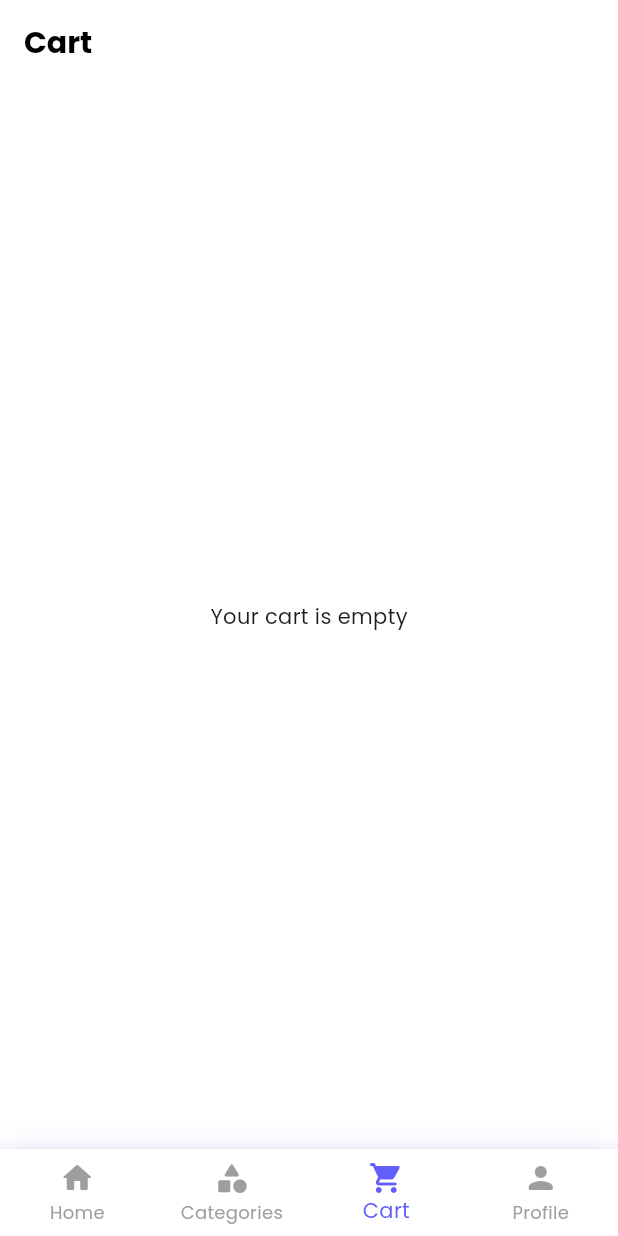
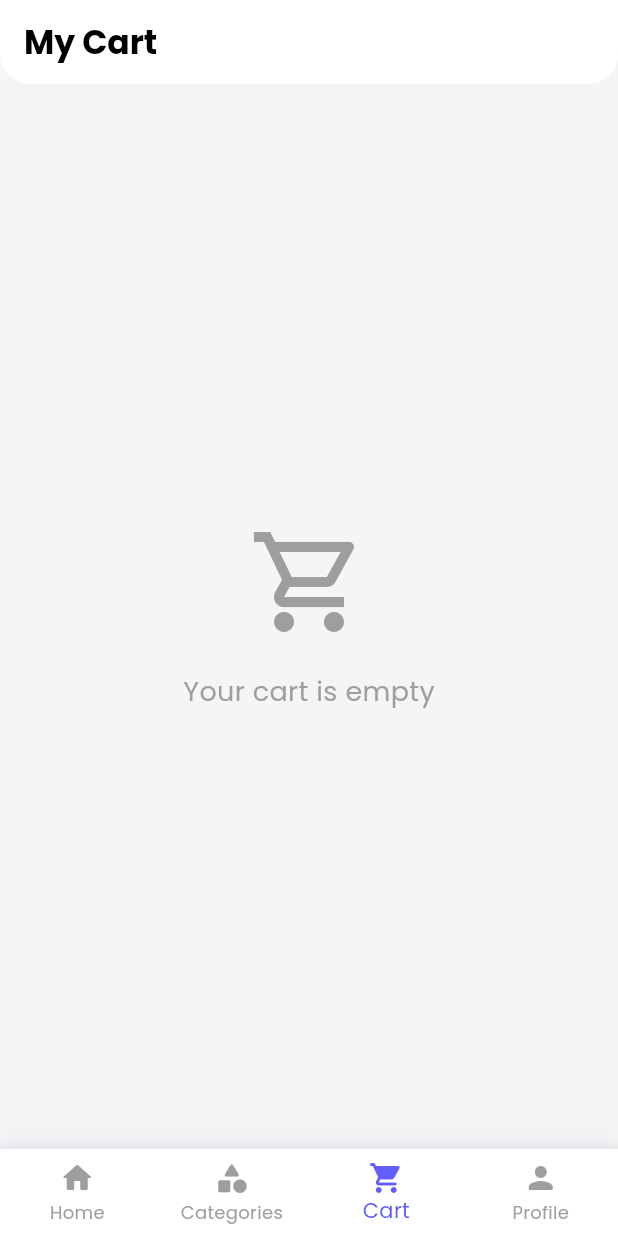
Before and after one commit to Statichades/Buildmate, a Flutter app: the screen it shows after launch, item 3 of the bottom bar chosen, on a phone screen of 412 x 824 dp. Run offline on Flutter 3.47's test engine with Material 3 defaults, Android fonts, the phone set to English and light mode, and no system bars; our stand-ins replace carousel_slider, fluttertoast, shared_preferences, skeletonizer; network calls fail.

Commit message:
- changed the cart_screen ui  - new features :   - delete item   - skeletonizer - fixed the design of profile screen

```diff
--- a/lib/screens/cart_screen.dart
+++ b/lib/screens/cart_screen.dart
@@ -2,8 +2,8 @@ import 'dart:convert';
 import 'package:flutter/material.dart';
 import 'package:http/http.dart' as http;
 import 'package:shared_preferences/shared_preferences.dart';
+import 'package:skeletonizer/skeletonizer.dart';
 
-// Model to represent a cart item, matching the backend response
 class CartItem {
   final int productId;
   final String name;
@@ -47,6 +47,54 @@ class _CartScreenState extends State<CartScreen> {
   void initState() {
     super.initState();
     _fetchCartItems();
+  }
+
+  Future<void> _deleteCartItem(CartItem item) async {
+    try {
+      final prefs = await SharedPreferences.getInstance();
+      final userId = prefs.getInt('user_id');
+
+      if (userId == null) {
+        print("Delete failed: User ID is null.");
+        return;
+      }
+
+      final url = Uri.parse(
+        'https://buildmate-db.onrender.com/cart/$userId/${item.productId}',
+      );
+      print("Attempting to delete from URL: $url");
+
+      final response = await http.delete(url);
+
+      print("Delete response status code: ${response.statusCode}");
+      print("Delete response body: ${response.body}");
+
+      if (response.statusCode == 200) {
+        setState(() {
+          _cartItems.remove(item);
+        });
+      } else {
+        ScaffoldMessenger.of(context).showSnackBar(
+          const SnackBar(
+            content: Text("Failed to delete item. Check console for details."),
+          ),
+        );
+      }
+    } catch (e) {
+      print("An error occurred during deletion: $e");
+      ScaffoldMessenger.of(context).showSnackBar(
+        const SnackBar(
+          content: Text("An error occurred. Check console for details."),
+        ),
+      );
+    }
+  }
+
+  Future<void> _deleteSelectedCartItems() async {
+    final selectedItems = _cartItems.where((item) => item.isSelected).toList();
+    for (var item in selectedItems) {
+      await _deleteCartItem(item);
+    }
   }
 
   Future<void> _fetchCartItems() async {
@@ -105,62 +153,120 @@ class _CartScreenState extends State<CartScreen> {
 
   bool get hasSelected => _cartItems.any((item) => item.isSelected);
 
+  double get totalPrice => _cartItems
+      .where((item) => item.isSelected)
+      .fold(0, (sum, item) => sum + (double.parse(item.price) * item.quantity));
+
   @override
   Widget build(BuildContext context) {
     return Scaffold(
-      backgroundColor: Colors.white,
+      backgroundColor: Colors.grey[100],
       appBar: AppBar(
+        shape: const RoundedRectangleBorder(
+          borderRadius: BorderRadius.vertical(bottom: Radius.circular(20)),
+        ),
         title: const Text(
-          "Cart",
-          style: TextStyle(fontSize: 20, fontWeight: FontWeight.bold),
+          "My Cart",
+          style: TextStyle(fontSize: 22, fontWeight: FontWeight.bold),
         ),
         backgroundColor: Colors.white,
         elevation: 0,
         foregroundColor: Colors.black,
+        actions: [
+          if (hasSelected)
+            IconButton(
+              onPressed: _deleteSelectedCartItems,
+              icon: const Icon(Icons.delete_outline),
             ),
-      body: _isLoading
-          ? const Center(child: CircularProgressIndicator())
-          : _cartItems.isEmpty
-          ? const Center(child: Text("Your cart is empty"))
-          : ListView.builder(
-              padding: const EdgeInsets.all(12),
-              itemCount: _cartItems.length,
+        ],
+      ),
+      body: _cartItems.isEmpty && !_isLoading
+          ? const Center(
+              child: Column(
+                mainAxisAlignment: MainAxisAlignment.center,
+                children: [
+                  Icon(
+                    Icons.shopping_cart_outlined,
+                    size: 80,
+                    color: Colors.grey,
+                  ),
+                  SizedBox(height: 20),
+                  Text(
+                    "Your cart is empty",
+                    style: TextStyle(fontSize: 18, color: Colors.grey),
+                  ),
+                ],
+              ),
+            )
+          : Column(
+              children: [
+                Expanded(
+                  child: ListView.builder(
+                    padding: const EdgeInsets.symmetric(
+                      vertical: 16,
+                      horizontal: 8,
+                    ),
+                    itemCount: _isLoading ? 6 : _cartItems.length,
                     itemBuilder: (context, index) {
-                final item = _cartItems[index];
-                return GestureDetector(
-                  onTap: () {
-                    if (hasSelected) {
-                      toggleSelection(index);
+                      final item = _isLoading
+                          ? CartItem(
+                              productId: 0,
+                              name: 'Product Name',
+                              price: '0.00',
+                              quantity: 1,
+                              isSelected: false,
+                            )
+                          : _cartItems[index];
+                      return _buildCartItemCard(item, index);
+                    },
+                  ),
+                ),
+                if (!_isLoading && _cartItems.isNotEmpty)
+                  _buildCheckoutSection(),
+              ],
+            ),
+    );
   }
-                  },
-                  onLongPress: () => toggleSelection(index),
+
+  Widget _buildCartItemCard(CartItem item, int index) {
+    return Skeletonizer(
+      enabled: _isLoading,
+      child: InkWell(
+        onTap: _isLoading ? null : () => toggleSelection(index),
+        borderRadius: BorderRadius.circular(15),
+        splashColor: Colors.transparent,
+        highlightColor: Colors.transparent,
+        hoverColor: Colors.transparent,
         child: Container(
-                    margin: const EdgeInsets.only(bottom: 12),
+          margin: const EdgeInsets.only(bottom: 16),
+          padding: const EdgeInsets.all(12.0),
           decoration: BoxDecoration(
             color: Colors.white,
-                      borderRadius: BorderRadius.circular(16),
-                      border: item.isSelected
-                          ? Border.all(
-                              color: const Color(0xFF615EFC),
-                              width: 1.5,
-                            )
-                          : null,
+            borderRadius: BorderRadius.circular(15),
             boxShadow: [
               BoxShadow(
-                          color: Colors.grey.withOpacity(0.1),
+                color: const Color(0xFF615EFC).withOpacity(0.08),
                 spreadRadius: 0,
                 blurRadius: 10,
                 offset: const Offset(0, 4),
               ),
             ],
           ),
-                    child: ListTile(
-                      contentPadding: const EdgeInsets.all(12),
-                      leading: SizedBox(
-                        width: 50,
-                        height: 50,
-                        child:
-                            item.imageUrl != null && item.imageUrl!.isNotEmpty
+          child: Row(
+            children: [
+              Checkbox(
+                value: item.isSelected,
+                onChanged: _isLoading
+                    ? null
+                    : (bool? value) {
+                        toggleSelection(index);
+                      },
+                activeColor: const Color(0xFF615EFC),
+              ),
+              SizedBox(
+                width: 70,
+                height: 70,
+                child: item.imageUrl != null && item.imageUrl!.isNotEmpty
                     ? ClipRRect(
                         borderRadius: BorderRadius.circular(8),
                         child: Image.network(
@@ -173,78 +279,142 @@ class _CartScreenState extends State<CartScreen> {
                       )
                     : _buildPlaceholder(),
               ),
-                      title: Text(
+              const SizedBox(width: 16),
+              Expanded(
+                child: Column(
+                  crossAxisAlignment: CrossAxisAlignment.start,
+                  children: [
+                    Text(
                       item.name,
-                        style: const TextStyle(
-                          fontWeight: FontWeight.w600,
-                          fontSize: 16,
-                        ),
-                      ),
-                      subtitle: Text(
-                        item.price,
-                        style: const TextStyle(
-                          fontWeight: FontWeight.bold,
-                          color: Color(0xFF615EFC),
-                        ),
-                      ),
-                      trailing: Row(
-                        mainAxisSize: MainAxisSize.min,
-                        children: [
-                          IconButton(
-                            onPressed: () => decrement(index),
-                            icon: const Icon(Icons.remove_circle),
-                            color: const Color(0xFF615EFC),
-                          ),
-                          SizedBox(
-                            width: 40,
-                            child: Text(
-                              "${item.quantity}",
-                              textAlign: TextAlign.center,
                       style: const TextStyle(
                         fontWeight: FontWeight.bold,
                         fontSize: 16,
                       ),
+                      maxLines: 2,
+                      overflow: TextOverflow.ellipsis,
+                    ),
+                    const SizedBox(height: 4),
+                    Text(
+                      '₱${item.price}',
+                      style: const TextStyle(
+                        fontWeight: FontWeight.bold,
+                        color: Color(0xFF615EFC),
+                        fontSize: 16,
                       ),
                     ),
-                          IconButton(
-                            onPressed: () => increment(index),
-                            icon: const Icon(Icons.add_circle),
-                            color: const Color(0xFF615EFC),
+                  ],
                 ),
+              ),
+              const SizedBox(width: 16),
+              _buildQuantityControl(item, index),
             ],
           ),
         ),
       ),
     );
-              },
+  }
+
+  Widget _buildQuantityControl(CartItem item, int index) {
+    return Row(
+      mainAxisSize: MainAxisSize.min,
+      children: [
+        IconButton(
+          onPressed: _isLoading ? null : () => decrement(index),
+          icon: const Icon(Icons.remove_circle_outline),
+          color: Colors.grey[700],
+          iconSize: 24,
         ),
-      bottomNavigationBar: hasSelected
-          ? Padding(
-              padding: const EdgeInsets.all(12),
-              child: ElevatedButton(
+        Text(
+          '${item.quantity}',
+          style: const TextStyle(fontWeight: FontWeight.bold, fontSize: 18),
+        ),
+        IconButton(
+          onPressed: _isLoading ? null : () => increment(index),
+          icon: const Icon(Icons.add_circle_outline),
+          color: Colors.grey[700],
+          iconSize: 24,
+        ),
+      ],
+    );
+  }
+
+  Widget _buildCheckoutSection() {
+    return Container(
+      padding: const EdgeInsets.all(16),
+      decoration: BoxDecoration(
+        color: Colors.white,
+        boxShadow: [
+          BoxShadow(
+            color: const Color(0xFF615EFC).withOpacity(0.08),
+            spreadRadius: 0,
+            blurRadius: 15,
+            offset: const Offset(0, -4),
+          ),
+        ],
+      ),
+      child: Column(
+        mainAxisSize: MainAxisSize.min,
+        children: [
+          Row(
+            mainAxisAlignment: MainAxisAlignment.spaceBetween,
+            children: [
+              const Text(
+                "Total:",
+                style: TextStyle(fontSize: 18, fontWeight: FontWeight.bold),
+              ),
+              Text(
+                '₱${totalPrice.toStringAsFixed(2)}',
+                style: const TextStyle(
+                  fontSize: 22,
+                  fontWeight: FontWeight.bold,
+                  color: Color(0xFF615EFC),
+                ),
+              ),
+            ],
+          ),
+          const SizedBox(height: 16),
+          ElevatedButton(
             style: ElevatedButton.styleFrom(
-                  backgroundColor: const Color(0xFF615EFC),
-                  minimumSize: const Size.fromHeight(50),
+              backgroundColor: _cartItems.isNotEmpty
+                  ? const Color(0xFF615EFC)
+                  : Colors.grey,
+              minimumSize: const Size.fromHeight(55),
               shape: RoundedRectangleBorder(
                 borderRadius: BorderRadius.circular(12),
               ),
             ),
-                onPressed: () {
+            onPressed: _cartItems.isNotEmpty
+                ? () {
+                    if (totalPrice > 0) {
                       ScaffoldMessenger.of(context).showSnackBar(
-                    const SnackBar(content: Text("Proceeding to checkout...")),
+                        const SnackBar(
+                          content: Text("Proceeding to checkout..."),
+                          backgroundColor: Colors.green,
+                        ),
                       );
-                },
+                    } else {
+                      ScaffoldMessenger.of(context).showSnackBar(
+                        const SnackBar(
+                          content: Text(
+                            "Please select at least one item to checkout.",
+                          ),
+                          backgroundColor: Colors.orange,
+                        ),
+                      );
+                    }
+                  }
+                : null,
             child: const Text(
               "Checkout",
               style: TextStyle(
-                    fontSize: 16,
+                fontSize: 18,
                 fontWeight: FontWeight.bold,
                 color: Colors.white,
               ),
             ),
           ),
-            )
-          : null,
+        ],
+      ),
     );
   }
 
@@ -254,7 +424,7 @@ class _CartScreenState extends State<CartScreen> {
         color: Colors.grey[200],
         borderRadius: BorderRadius.circular(8),
       ),
-      child: const Icon(Icons.inventory_2, color: Colors.grey),
+      child: const Icon(Icons.inventory_2_outlined, color: Colors.grey),
     );
   }
 }
```
Also changed, not shown: lib/screens/categories_screen.dart (+15 -16 lines), lib/screens/profile_screen.dart (+8 -9 lines). Lines whose indentation alone changed are shown as unchanged.
